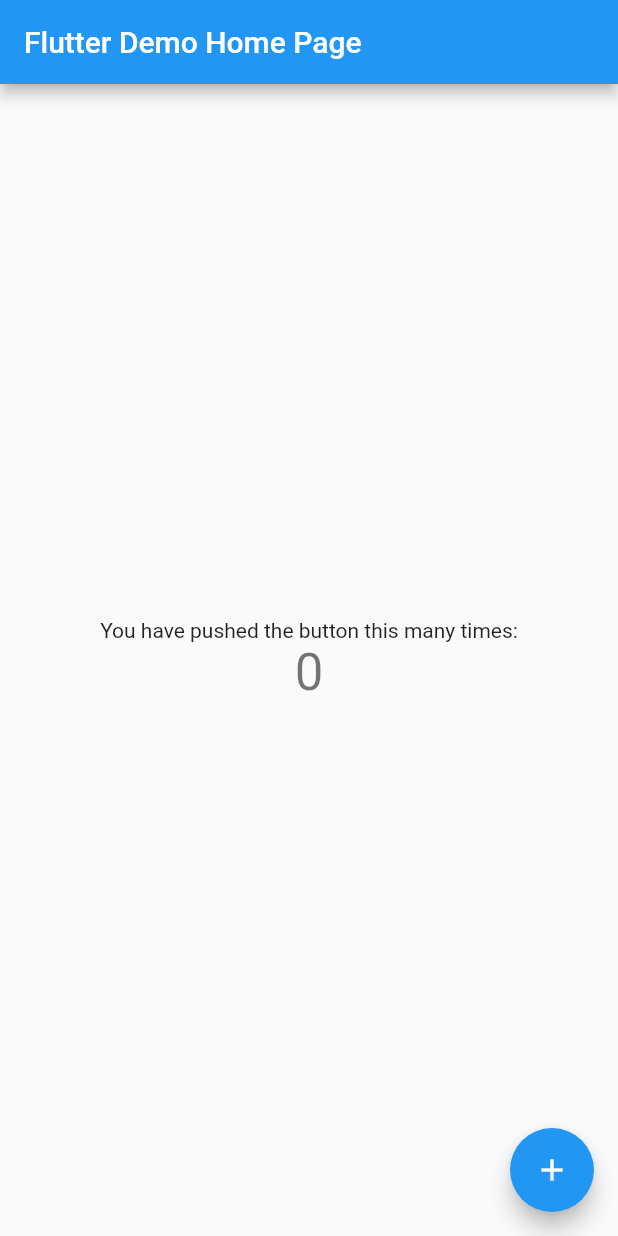
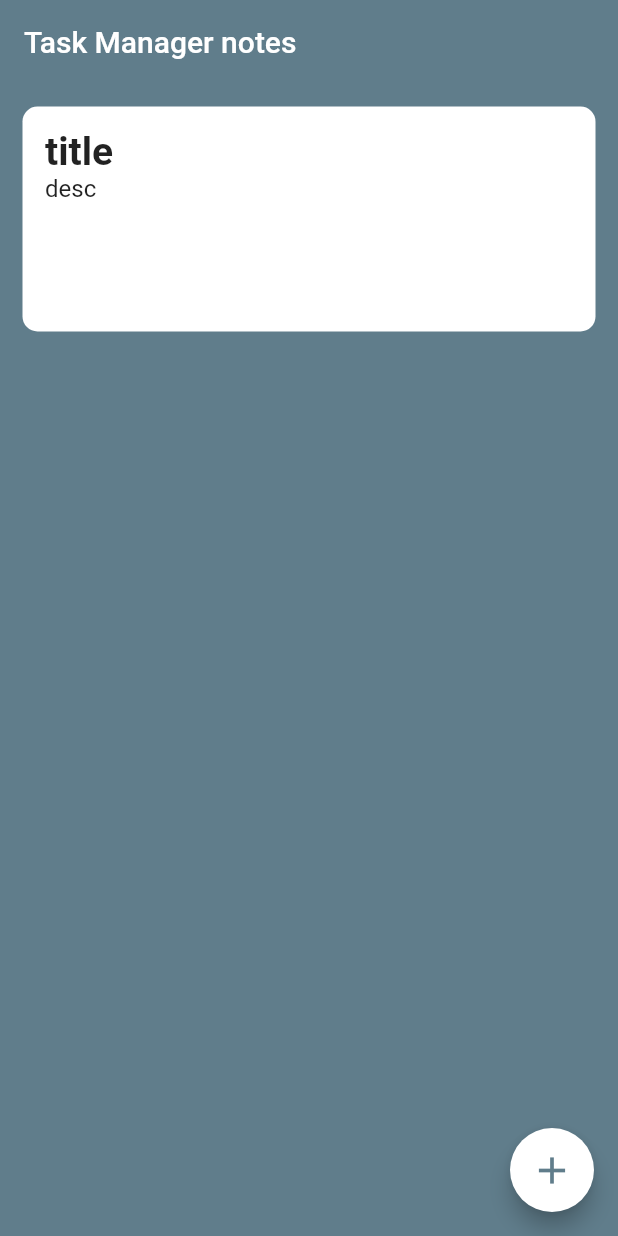
Before and after one commit to kwul0208/note-app-flutter, a Flutter app: the screen it shows after launch, on a phone screen of 412 x 824 dp. Run offline on Flutter 3.47's test engine with Material 2 defaults, Android fonts, the phone set to English and light mode, and no system bars.

Commit message:
home screen

```diff
--- a/lib/main.dart
+++ b/lib/main.dart
@@ -1,4 +1,5 @@
 import 'package:flutter/material.dart';
+import 'package:note_app_with_provider/screen/home.dart';
 
 void main() {
   runApp(const MyApp());
@@ -24,7 +25,8 @@
         // is not restarted.
         primarySwatch: Colors.blue,
       ),
-      home: const MyHomePage(title: 'Flutter Demo Home Page'),
+      // home: const MyHomePage(title: 'Flutter Demo Home Page'),
+      home: Home(),
     );
   }
 }
--- /dev/null
+++ b/lib/screen/home.dart
@@ -0,0 +1,47 @@
+import 'package:flutter/material.dart';
+class Home extends StatelessWidget {
+  const Home({ Key? key }) : super(key: key);
+
+  @override
+  Widget build(BuildContext context) {
+    var size,height,width;
+
+    // getting the size of the window
+    size = MediaQuery.of(context).size;
+    height = size.height;
+    width = size.width;
+
+    return Scaffold(
+      backgroundColor: Colors.blueGrey,
+      floatingActionButton: FloatingActionButton(
+        onPressed: (){
+
+        },
+        child: Icon(Icons.add, size: 30, color: Colors.blueGrey,),
+        backgroundColor: Colors.white,
+      ),
+      appBar: AppBar(
+        title: Text("Task Manager notes"),
+        backgroundColor: Colors.blueGrey,
+        elevation: 0,
+      ),
+      body: Container(
+        width: width,
+        margin: EdgeInsets.all(15),
+        decoration: BoxDecoration(
+          color: Colors.white,
+          borderRadius: BorderRadius.circular(10)
+        ),
+        padding: EdgeInsets.all(15),
+        height: 150,
+        child: Column(
+          crossAxisAlignment: CrossAxisAlignment.start,
+          children: [
+            Text("title", style: TextStyle(fontWeight: FontWeight.w600, fontSize: 26),),
+            Text("desc", style: TextStyle(fontSize: 16),)
+          ],
+        ),
+      ),
+    );
+  }
+}
--- a/pubspec.yaml
+++ b/pubspec.yaml
@@ -29,6 +29,7 @@
 dependencies:
   flutter:
     sdk: flutter
+  provider: ^6.0.3
 
 
   # The following adds the Cupertino Icons font to your application.
```
Also changed, not shown: lib/screen/addNote.dart (added), pubspec.lock.
